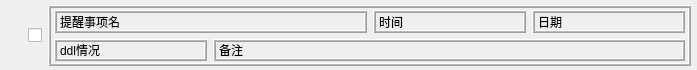
Qt form note.ui (XiangSirui/test) before a commit.
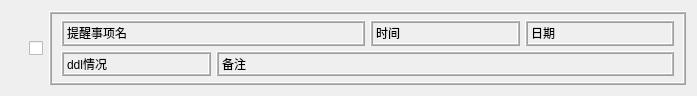
The same form after that commit.

The edit to the form file:
```diff
--- a/note.ui
+++ b/note.ui
@@ -1,27 +1,20 @@
 <?xml version="1.0" encoding="UTF-8"?>
 <ui version="4.0">
  <class>Note</class>
- <widget class="QDialog" name="Note">
+ <widget class="QWidget" name="Note">
   <property name="geometry">
    <rect>
     <x>0</x>
     <y>0</y>
     <width>697</width>
-    <height>70</height>
+    <height>96</height>
    </rect>
   </property>
   <property name="windowTitle">
    <string>Dialog</string>
   </property>
-  <widget class="QWidget" name="layoutWidget">
-   <property name="geometry">
-    <rect>
-     <x>10</x>
-     <y>5</y>
-     <width>681</width>
-     <height>61</height>
-    </rect>
-   </property>
+  <layout class="QGridLayout" name="gridLayout_3">
+   <item row="0" column="0">
    <layout class="QGridLayout" name="gridLayout_2" columnstretch="1,20">
     <item row="0" column="0">
      <widget class="QCheckBox" name="checkBox">
@@ -56,15 +49,17 @@
       <property name="midLineWidth">
        <number>1</number>
       </property>
-      <widget class="QWidget" name="layoutWidget">
-       <property name="geometry">
-        <rect>
-         <x>6</x>
-         <y>5</y>
-         <width>631</width>
-         <height>51</height>
-        </rect>
-       </property>
+       <layout class="QGridLayout" name="gridLayout_4">
+        <property name="topMargin">
+         <number>6</number>
+        </property>
+        <property name="bottomMargin">
+         <number>6</number>
+        </property>
+        <property name="spacing">
+         <number>5</number>
+        </property>
+        <item row="0" column="0">
        <layout class="QGridLayout" name="gridLayout">
         <item row="0" column="0" colspan="2">
          <widget class="QLabel" name="label">
@@ -147,11 +142,13 @@
          </widget>
         </item>
        </layout>
-      </widget>
-     </widget>
     </item>
    </layout>
   </widget>
+     </item>
+    </layout>
+   </item>
+  </layout>
  </widget>
  <resources/>
  <connections/>
```
Lines whose indentation alone changed are shown as unchanged.
